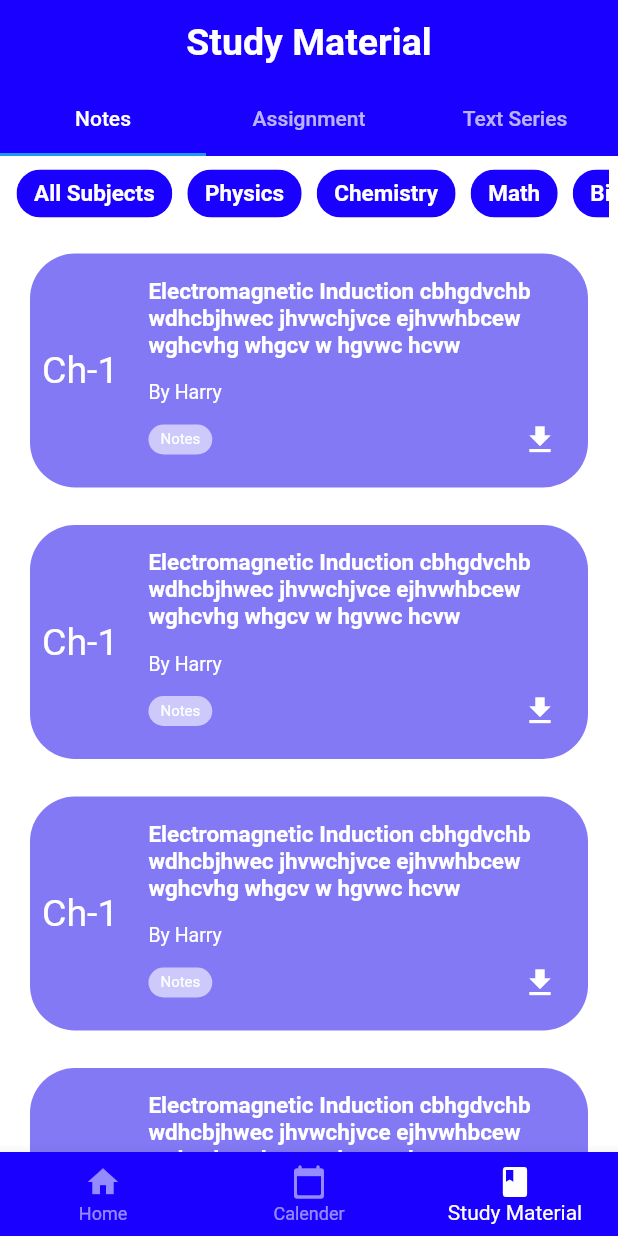
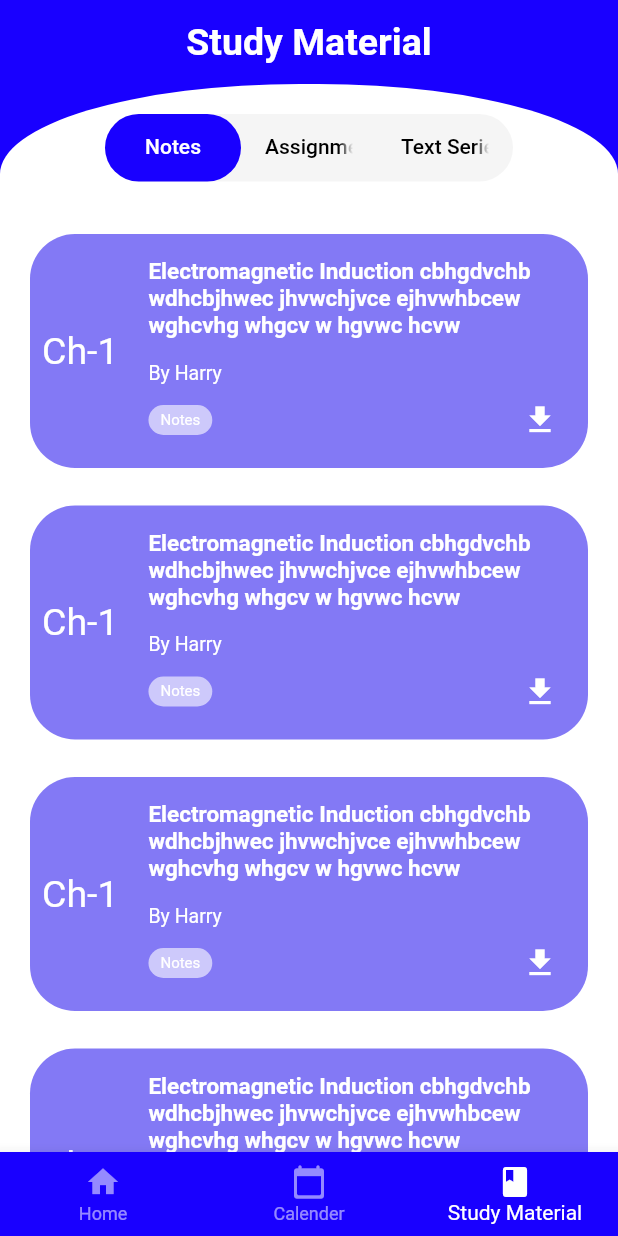
Before and after one commit to HKAY1/Institute-App, a Flutter app: the screen it shows after launch, item 3 of the bottom bar chosen, on a phone screen of 412 x 824 dp. Run offline on Flutter 3.47's test engine with Material 2 defaults, Android fonts, the phone set to English and light mode, and no system bars; our stand-ins replace carousel_slider, percent_indicator, table_calendar.

Commit message:
optimized UI

```diff
--- a/institute_app/lib/screens/drawer/profile_Page.dart
+++ b/institute_app/lib/screens/drawer/profile_Page.dart
@@ -25,7 +25,7 @@ class _ProfilePageState extends State<ProfilePage> {
       showModalBottomSheet(
         clipBehavior: Clip.hardEdge,
         constraints: BoxConstraints(
-          maxHeight: size.height * 0.9,
+          maxHeight: size.height * 0.90,
           minHeight: size.height * 0.4,
         ),
         isScrollControlled: true,
--- a/institute_app/lib/screens/study_material/notes.dart
+++ b/institute_app/lib/screens/study_material/notes.dart
@@ -33,40 +33,7 @@ class _MyDataListState extends State<MyDataList> {
   @override
   Widget build(BuildContext context) {
     Size size = MediaQuery.of(context).size;
-    // final TextEditingController query = TextEditingController();
-    return Scaffold(
-      appBar: PreferredSize(
-        preferredSize: Size(size.width, 50),
-        child: Container(
-          color: bodycolor,
-          padding: const EdgeInsets.all(6),
-          child: ListView.builder(
-            itemBuilder: (context, item) {
-              return Padding(
-                padding: const EdgeInsets.only(left: 5.0, right: 5),
-                child: FilterChip(
-                  backgroundColor: Theme.of(context).scaffoldBackgroundColor,
-                  labelStyle: TextStyle(
-                    color: Colors.white,
-                    fontSize: Theme.of(context).textTheme.headline3!.fontSize,
-                    fontWeight:
-                        Theme.of(context).textTheme.headline3!.fontWeight,
-                  ),
-                  label: Text(
-                    subjects[item],
-                  ),
-                  onSelected: (value) {
-                    setState(() {});
-                  },
-                ),
-              );
-            },
-            itemCount: subjects.length,
-            scrollDirection: Axis.horizontal,
-          ),
-        ),
-      ),
-      body: Container(
+    return Container(
       // clipBehavior: Clip.antiAlias,
       height: size.height,
       width: size.width,
@@ -139,8 +106,7 @@ class _MyDataListState extends State<MyDataList> {
                               ),
                             ),
                             Row(
-                                mainAxisAlignment:
-                                    MainAxisAlignment.spaceBetween,
+                              mainAxisAlignment: MainAxisAlignment.spaceBetween,
                               children: [
                                 Container(
                                   decoration: BoxDecoration(
@@ -188,7 +154,41 @@ class _MyDataListState extends State<MyDataList> {
               padding:
                   EdgeInsets.only(top: 00, bottom: 40, left: 20, right: 20),
             ),
-      ),
     );
   }
 }
+
+
+// PreferredSize(
+//             preferredSize: Size(size.width, 50),
+//             child: Container(
+//               color: bodycolor,
+//               padding: const EdgeInsets.all(6),
+//               child: ListView.builder(
+//                 itemBuilder: (context, item) {
+//                   return Padding(
+//                     padding: const EdgeInsets.only(left: 5.0, right: 5),
+//                     child: FilterChip(
+//                       backgroundColor:
+//                           Theme.of(context).scaffoldBackgroundColor,
+//                       labelStyle: TextStyle(
+//                         color: Colors.white,
+//                         fontSize:
+//                             Theme.of(context).textTheme.headline3!.fontSize,
+//                         fontWeight:
+//                             Theme.of(context).textTheme.headline3!.fontWeight,
+//                       ),
+//                       label: Text(
+//                         subjects[item],
+//                       ),
+//                       onSelected: (value) {
+//                         setState(() {});
+//                       },
+//                     ),
+//                   );
+//                 },
+//                 itemCount: subjects.length,
+//                 scrollDirection: Axis.horizontal,
+//               ),
+//             ),
+//           ),
--- a/institute_app/lib/screens/study_material/study_material.dart
+++ b/institute_app/lib/screens/study_material/study_material.dart
@@ -1,6 +1,7 @@
 // ignore_for_file: avoid_unnecessary_containers, prefer_const_constructors_in_immutables, prefer_const_constructors, prefer_final_fields
 
 import 'package:flutter/material.dart';
+import 'package:imstitute/customeWidgets.dart';
 import 'package:imstitute/mydata.dart';
 import 'notes.dart';
 
@@ -20,10 +21,29 @@ class _StudyMaterial extends State<StudyMaterial> {
       length: 3,
       child: Scaffold(
         appBar: AppBar(
-          elevation: 0,
           title: Text('Study Material'),
-          centerTitle: true,
-          bottom: TabBar(
+        ),
+        body: MyBackground(
+          child: Column(
+            children: [
+              Container(
+                margin: EdgeInsets.symmetric(vertical: 20, horizontal: 70),
+                height: 45,
+                decoration: BoxDecoration(
+                  color: Colors.grey[100],
+                  borderRadius: BorderRadius.circular(
+                    25.0,
+                  ),
+                ),
+                child: TabBar(
+                  indicator: BoxDecoration(
+                    borderRadius: BorderRadius.circular(
+                      25.0,
+                    ),
+                    color: Theme.of(context).scaffoldBackgroundColor,
+                  ),
+                  labelColor: Colors.white,
+                  unselectedLabelColor: Colors.black,
                   tabs: const [
                     Tab(
                       text: 'Notes',
@@ -37,7 +57,8 @@ class _StudyMaterial extends State<StudyMaterial> {
                   ],
                 ),
               ),
-        body: TabBarView(
+              Expanded(
+                child: TabBarView(
                   children: [
                     MyDataList(
                       mydata: notes,
@@ -51,6 +72,10 @@ class _StudyMaterial extends State<StudyMaterial> {
                   ],
                 ),
               ),
+            ],
+          ),
+        ),
+      ),
     );
   }
 }
```
Lines whose indentation alone changed are shown as unchanged.
